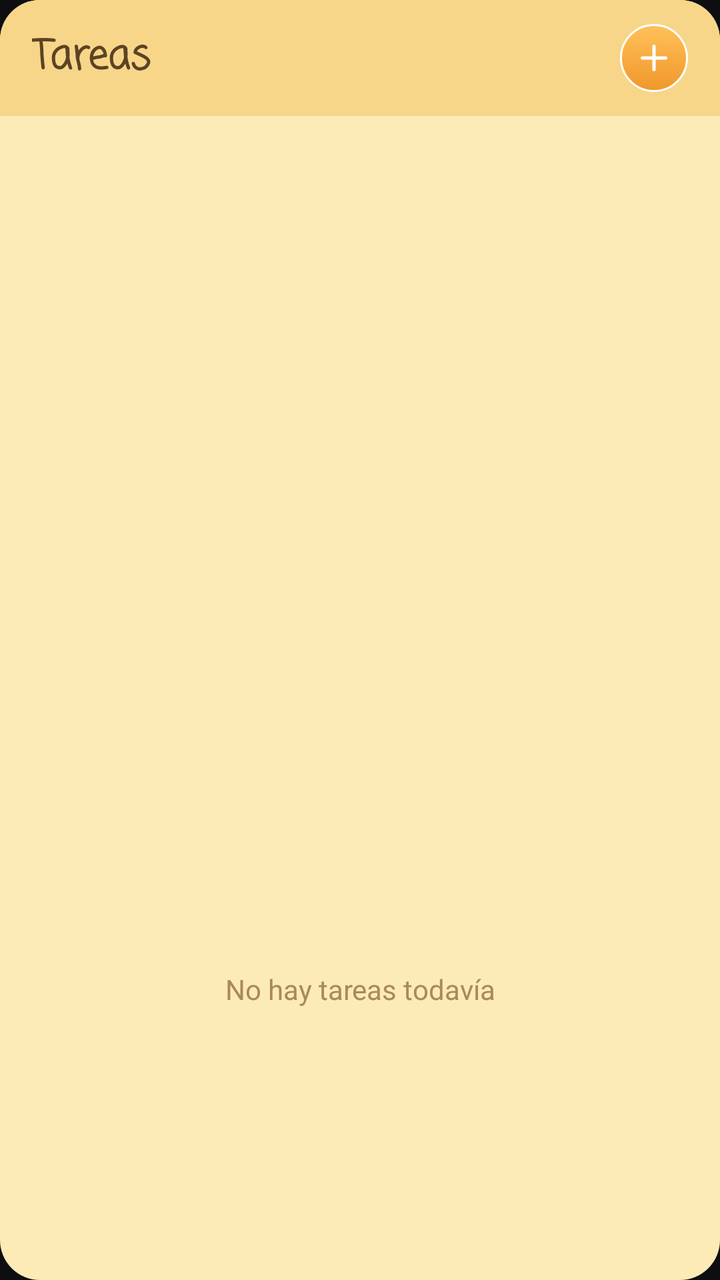
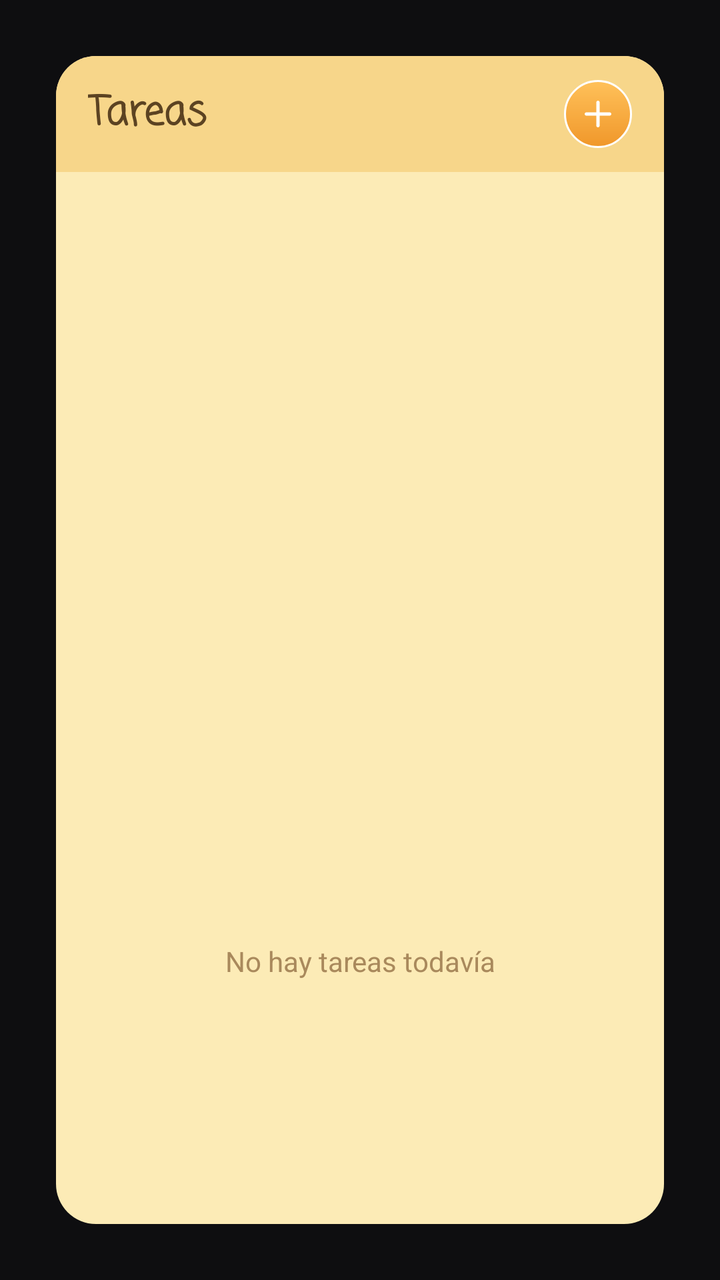

The first picture is an Android layout as it rendered before a commit; the second is the same layout after the commit. The layout source and the unified diff follow.
<!-- AndroidManifest.xml: application theme Theme.Tareas -->
<!-- res/layout/widget_task.xml -->
<?xml version="1.0" encoding="utf-8"?>
<LinearLayout xmlns:android="http://schemas.android.com/apk/res/android"
    android:layout_width="match_parent"
    android:layout_height="match_parent"
    android:orientation="vertical"
    android:background="@drawable/widget_card_background">

    <RelativeLayout
        android:id="@+id/widget_header"
        android:layout_width="match_parent"
        android:layout_height="wrap_content"
        android:background="@drawable/widget_header_background"
        android:paddingHorizontal="16dp"
        android:paddingVertical="12dp">

        <TextView
            android:id="@+id/widget_title"
            android:layout_width="wrap_content"
            android:layout_height="wrap_content"
            android:layout_centerVertical="true"
            android:text="@string/tareas"
            android:textColor="@color/text_brown"
            android:textSize="20sp"
            android:textStyle="bold"
            android:fontFamily="casual" />

        <ImageView
            android:id="@+id/widget_add_button"
            android:layout_width="34dp"
            android:layout_height="34dp"
            android:layout_alignParentEnd="true"
            android:layout_centerVertical="true"
            android:background="@drawable/widget_add_button_background"
            android:padding="7dp"
            android:src="@drawable/ic_plus"
            android:contentDescription="@string/anadir_tarea" />
    </RelativeLayout>

    <ListView
        android:id="@+id/widget_list"
        android:layout_width="match_parent"
        android:layout_height="0dp"
        android:layout_weight="1"
        android:paddingHorizontal="16dp"
        android:paddingTop="8dp"
        android:divider="@null"
        android:dividerHeight="4dp"
        android:listSelector="@android:color/transparent" />

    <TextView
        android:id="@+id/widget_empty"
        android:layout_width="match_parent"
        android:layout_height="0dp"
        android:layout_weight="1"
        android:gravity="center"
        android:text="@string/sin_tareas"
        android:textColor="@color/text_brown_light"
        android:textSize="14sp" />

</LinearLayout>
<!-- resources referenced by this layout -->
<resources>
  <color name="text_brown">#5C4322</color>
  <color name="text_brown_light">#A9895C</color>
  <!-- drawable ic_plus (drawable) -->
  <?xml version="1.0" encoding="utf-8"?>
  <vector xmlns:android="http://schemas.android.com/apk/res/android"
      android:width="24dp"
      android:height="24dp"
      android:viewportWidth="24"
      android:viewportHeight="24"
      android:tint="@color/white">
      <path
          android:fillColor="@android:color/white"
          android:pathData="M13,5c0,-0.55 -0.45,-1 -1,-1s-1,0.45 -1,1v6H5c-0.55,0 -1,0.45 -1,1s0.45,1 1,1h6v6c0,0.55 0.45,1 1,1s1,-0.45 1,-1v-6h6c0.55,0 1,-0.45 1,-1s-0.45,-1 -1,-1h-6L13,5z" />
  </vector>
  <!-- drawable widget_add_button_background (drawable) -->
  <?xml version="1.0" encoding="utf-8"?>
  <shape xmlns:android="http://schemas.android.com/apk/res/android"
      android:shape="oval">
      <gradient
          android:startColor="#FFC15A"
          android:endColor="#F0972A"
          android:angle="270" />
      <stroke android:width="1dp" android:color="#FFFFFF" />
  </shape>
  <!-- drawable widget_card_background (drawable) -->
  <?xml version="1.0" encoding="utf-8"?>
  <shape xmlns:android="http://schemas.android.com/apk/res/android"
      android:shape="rectangle">
      <solid android:color="@color/card_cream" />
      <corners android:radius="20dp" />
  </shape>
  <!-- drawable widget_header_background (drawable) -->
  <?xml version="1.0" encoding="utf-8"?>
  <shape xmlns:android="http://schemas.android.com/apk/res/android"
      android:shape="rectangle">
      <solid android:color="#F7D68A" />
      <corners
          android:topLeftRadius="20dp"
          android:topRightRadius="20dp"
          android:bottomLeftRadius="0dp"
          android:bottomRightRadius="0dp" />
  </shape>
  <string name="anadir_tarea">Añadir tarea</string>
  <string name="sin_tareas">No hay tareas todavía</string>
  <string name="tareas">Tareas</string>
  <style name="Theme.Tareas" parent="Theme.MaterialComponents.DayNight.NoActionBar">
          <item name="colorPrimary">@color/accent_yellow</item>
          <item name="android:statusBarColor">@color/dark_bg</item>
          <item name="android:windowBackground">@color/dark_bg</item>
      </style>
  <color name="white">#FFFFFF</color>
  <color name="card_cream">#FCEBB6</color>
  <color name="accent_yellow">#F5A623</color>
  <color name="dark_bg">#0E0E10</color>
</resources>

<!-- the commit's change to res/layout/widget_task.xml (unified diff, before → after) -->
@@ -1,5 +1,10 @@
 <?xml version="1.0" encoding="utf-8"?>
-<LinearLayout xmlns:android="http://schemas.android.com/apk/res/android"
+<FrameLayout xmlns:android="http://schemas.android.com/apk/res/android"
+    android:layout_width="match_parent"
+    android:layout_height="match_parent"
+    android:padding="28dp">
+
+<LinearLayout
     android:layout_width="match_parent"
     android:layout_height="match_parent"
     android:orientation="vertical"
@@ -58,3 +63,5 @@
         android:textSize="14sp" />
 
 </LinearLayout>
+
+</FrameLayout>
